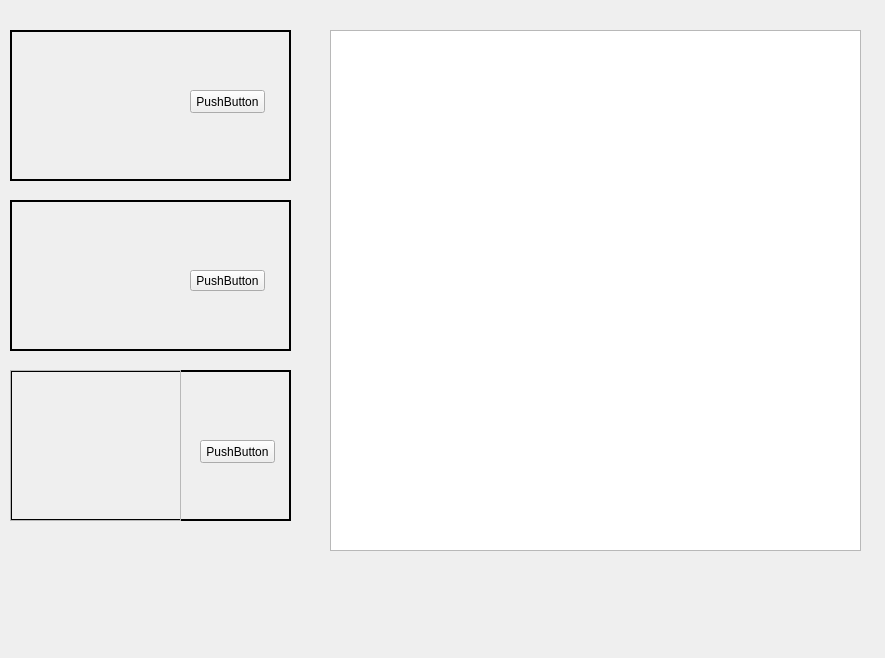
This is front/ui/new_admin.ui in FabioF9/GSB-AppliVisiteur as Qt 5 draws it before an edit. The edited form follows.
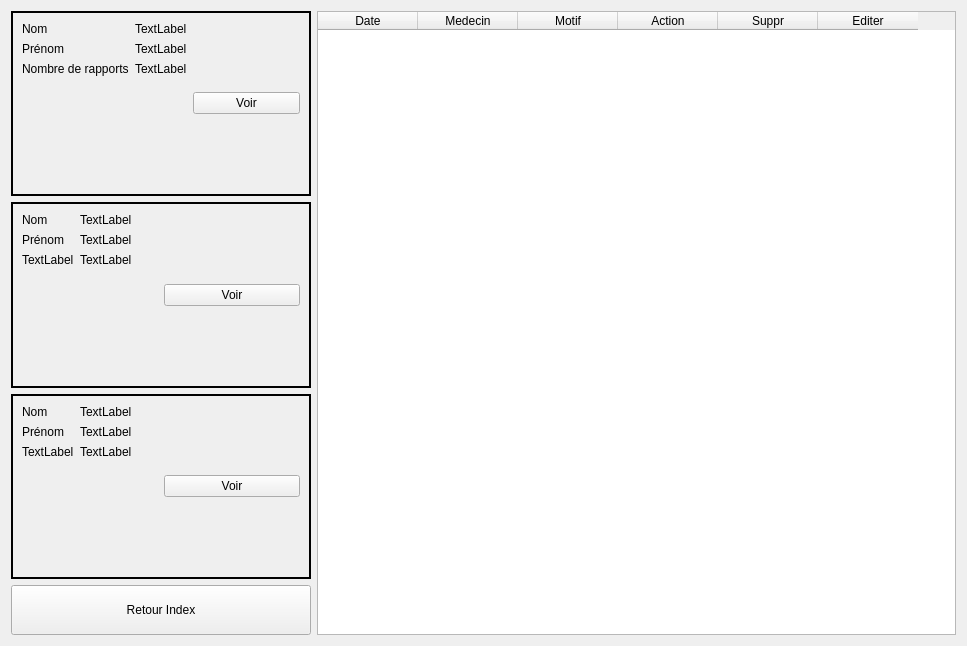
This is the edited form.

```diff
--- a/front/ui/new_admin.ui
+++ b/front/ui/new_admin.ui
@@ -6,21 +6,29 @@
    <rect>
     <x>0</x>
     <y>0</y>
-    <width>885</width>
-    <height>658</height>
+    <width>967</width>
+    <height>646</height>
    </rect>
   </property>
   <property name="windowTitle">
    <string>Form</string>
   </property>
+  <layout class="QHBoxLayout" name="horizontalLayout">
+   <item>
+    <layout class="QVBoxLayout" name="verticalLayout">
+     <item>
   <widget class="QFrame" name="frame">
-   <property name="geometry">
-    <rect>
-     <x>10</x>
-     <y>30</y>
-     <width>281</width>
-     <height>151</height>
-    </rect>
+       <property name="minimumSize">
+        <size>
+         <width>300</width>
+         <height>150</height>
+        </size>
+       </property>
+       <property name="baseSize">
+        <size>
+         <width>300</width>
+         <height>100</height>
+        </size>
    </property>
    <property name="inputMethodHints">
     <set>Qt::ImhNone</set>
@@ -28,34 +36,73 @@
    <property name="frameShape">
     <enum>QFrame::Panel</enum>
    </property>
-   <property name="frameShadow">
-    <enum>QFrame::Plain</enum>
-   </property>
    <property name="lineWidth">
     <number>2</number>
    </property>
+       <layout class="QHBoxLayout" name="horizontalLayout_3">
+        <item>
+         <layout class="QFormLayout" name="formLayout_3">
+          <item row="0" column="0">
+           <widget class="QLabel" name="label_13">
+            <property name="text">
+             <string>Nom</string>
+            </property>
+           </widget>
+          </item>
+          <item row="0" column="1">
+           <widget class="QLabel" name="label_14">
+            <property name="text">
+             <string>TextLabel</string>
+            </property>
+           </widget>
+          </item>
+          <item row="1" column="0">
+           <widget class="QLabel" name="label_15">
+            <property name="text">
+             <string>Prénom</string>
+            </property>
+           </widget>
+          </item>
+          <item row="1" column="1">
+           <widget class="QLabel" name="label_16">
+            <property name="text">
+             <string>TextLabel</string>
+            </property>
+           </widget>
+          </item>
+          <item row="2" column="0">
+           <widget class="QLabel" name="label_17">
+            <property name="text">
+             <string>Nombre de rapports</string>
+            </property>
+           </widget>
+          </item>
+          <item row="2" column="1">
+           <widget class="QLabel" name="label_18">
+            <property name="text">
+             <string>TextLabel</string>
+            </property>
+           </widget>
+          </item>
+         </layout>
+        </item>
+        <item>
    <widget class="QPushButton" name="pushButton">
-    <property name="geometry">
-     <rect>
-      <x>180</x>
-      <y>60</y>
-      <width>75</width>
-      <height>23</height>
-     </rect>
-    </property>
     <property name="text">
-     <string>PushButton</string>
-    </property>
-   </widget>
-  </widget>
+           <string>Voir</string>
+          </property>
+         </widget>
+        </item>
+       </layout>
+      </widget>
+     </item>
+     <item>
   <widget class="QFrame" name="frame_2">
-   <property name="geometry">
-    <rect>
-     <x>10</x>
-     <y>200</y>
-     <width>281</width>
-     <height>151</height>
-    </rect>
+       <property name="minimumSize">
+        <size>
+         <width>300</width>
+         <height>150</height>
+        </size>
    </property>
    <property name="inputMethodHints">
     <set>Qt::ImhNone</set>
@@ -63,34 +110,73 @@
    <property name="frameShape">
     <enum>QFrame::Panel</enum>
    </property>
-   <property name="frameShadow">
-    <enum>QFrame::Plain</enum>
-   </property>
    <property name="lineWidth">
     <number>2</number>
    </property>
+       <layout class="QHBoxLayout" name="horizontalLayout_4">
+        <item>
+         <layout class="QFormLayout" name="formLayout_2">
+          <item row="0" column="0">
+           <widget class="QLabel" name="label_7">
+            <property name="text">
+             <string>Nom</string>
+            </property>
+           </widget>
+          </item>
+          <item row="0" column="1">
+           <widget class="QLabel" name="label_8">
+            <property name="text">
+             <string>TextLabel</string>
+            </property>
+           </widget>
+          </item>
+          <item row="1" column="0">
+           <widget class="QLabel" name="label_9">
+            <property name="text">
+             <string>Prénom</string>
+            </property>
+           </widget>
+          </item>
+          <item row="1" column="1">
+           <widget class="QLabel" name="label_10">
+            <property name="text">
+             <string>TextLabel</string>
+            </property>
+           </widget>
+          </item>
+          <item row="2" column="0">
+           <widget class="QLabel" name="label_11">
+            <property name="text">
+             <string>TextLabel</string>
+            </property>
+           </widget>
+          </item>
+          <item row="2" column="1">
+           <widget class="QLabel" name="label_12">
+            <property name="text">
+             <string>TextLabel</string>
+            </property>
+           </widget>
+          </item>
+         </layout>
+        </item>
+        <item>
    <widget class="QPushButton" name="pushButton_2">
-    <property name="geometry">
-     <rect>
-      <x>180</x>
-      <y>70</y>
-      <width>75</width>
-      <height>21</height>
-     </rect>
-    </property>
     <property name="text">
-     <string>PushButton</string>
-    </property>
-   </widget>
-  </widget>
+           <string>Voir</string>
+          </property>
+         </widget>
+        </item>
+       </layout>
+      </widget>
+     </item>
+     <item>
   <widget class="QFrame" name="frame_3">
-   <property name="geometry">
-    <rect>
-     <x>10</x>
-     <y>370</y>
-     <width>281</width>
-     <height>151</height>
-    </rect>
+       <property name="minimumSize">
+        <size>
+         <width>300</width>
+         <height>150</height>
+        </size>
    </property>
    <property name="inputMethodHints">
     <set>Qt::ImhNone</set>
@@ -104,46 +190,113 @@
    <property name="lineWidth">
     <number>2</number>
    </property>
+       <layout class="QHBoxLayout" name="horizontalLayout_2">
+        <item>
+         <layout class="QFormLayout" name="formLayout">
+          <item row="0" column="0">
+           <widget class="QLabel" name="label">
+            <property name="text">
+             <string>Nom</string>
+            </property>
+           </widget>
+          </item>
+          <item row="0" column="1">
+           <widget class="QLabel" name="label_2">
+            <property name="text">
+             <string>TextLabel</string>
+            </property>
+           </widget>
+          </item>
+          <item row="1" column="0">
+           <widget class="QLabel" name="label_3">
+            <property name="text">
+             <string>Prénom</string>
+            </property>
+           </widget>
+          </item>
+          <item row="1" column="1">
+           <widget class="QLabel" name="label_4">
+            <property name="text">
+             <string>TextLabel</string>
+            </property>
+           </widget>
+          </item>
+          <item row="2" column="0">
+           <widget class="QLabel" name="label_5">
+            <property name="text">
+             <string>TextLabel</string>
+            </property>
+           </widget>
+          </item>
+          <item row="2" column="1">
+           <widget class="QLabel" name="label_6">
+            <property name="text">
+             <string>TextLabel</string>
+            </property>
+           </widget>
+          </item>
+         </layout>
+        </item>
+        <item>
    <widget class="QPushButton" name="pushButton_3">
-    <property name="geometry">
-     <rect>
-      <x>190</x>
-      <y>70</y>
-      <width>75</width>
-      <height>23</height>
-     </rect>
-    </property>
     <property name="text">
-     <string>PushButton</string>
-    </property>
-   </widget>
-   <widget class="QFrame" name="frame_4">
-    <property name="geometry">
-     <rect>
-      <x>0</x>
-      <y>0</y>
-      <width>171</width>
-      <height>151</height>
-     </rect>
-    </property>
-    <property name="frameShape">
-     <enum>QFrame::StyledPanel</enum>
-    </property>
-    <property name="frameShadow">
-     <enum>QFrame::Raised</enum>
-    </property>
-   </widget>
-  </widget>
+           <string>Voir</string>
+          </property>
+         </widget>
+        </item>
+       </layout>
+      </widget>
+     </item>
+     <item>
+      <widget class="QPushButton" name="pushButton_4">
+       <property name="minimumSize">
+        <size>
+         <width>0</width>
+         <height>50</height>
+        </size>
+       </property>
+       <property name="text">
+        <string>Retour Index</string>
+       </property>
+      </widget>
+     </item>
+    </layout>
+   </item>
+   <item>
   <widget class="QTableWidget" name="tableWidget">
-   <property name="geometry">
-    <rect>
-     <x>330</x>
-     <y>30</y>
-     <width>531</width>
-     <height>521</height>
-    </rect>
-   </property>
-  </widget>
+     <column>
+      <property name="text">
+       <string>Date</string>
+      </property>
+     </column>
+     <column>
+      <property name="text">
+       <string>Medecin</string>
+      </property>
+     </column>
+     <column>
+      <property name="text">
+       <string>Motif</string>
+      </property>
+     </column>
+     <column>
+      <property name="text">
+       <string>Action</string>
+      </property>
+     </column>
+     <column>
+      <property name="text">
+       <string>Suppr</string>
+      </property>
+     </column>
+     <column>
+      <property name="text">
+       <string>Editer</string>
+      </property>
+     </column>
+    </widget>
+   </item>
+  </layout>
  </widget>
  <resources/>
  <connections/>
```
Left out of the diff: 4 changed lines with no effect on the pictures. Lines whose indentation alone changed are shown as unchanged.
